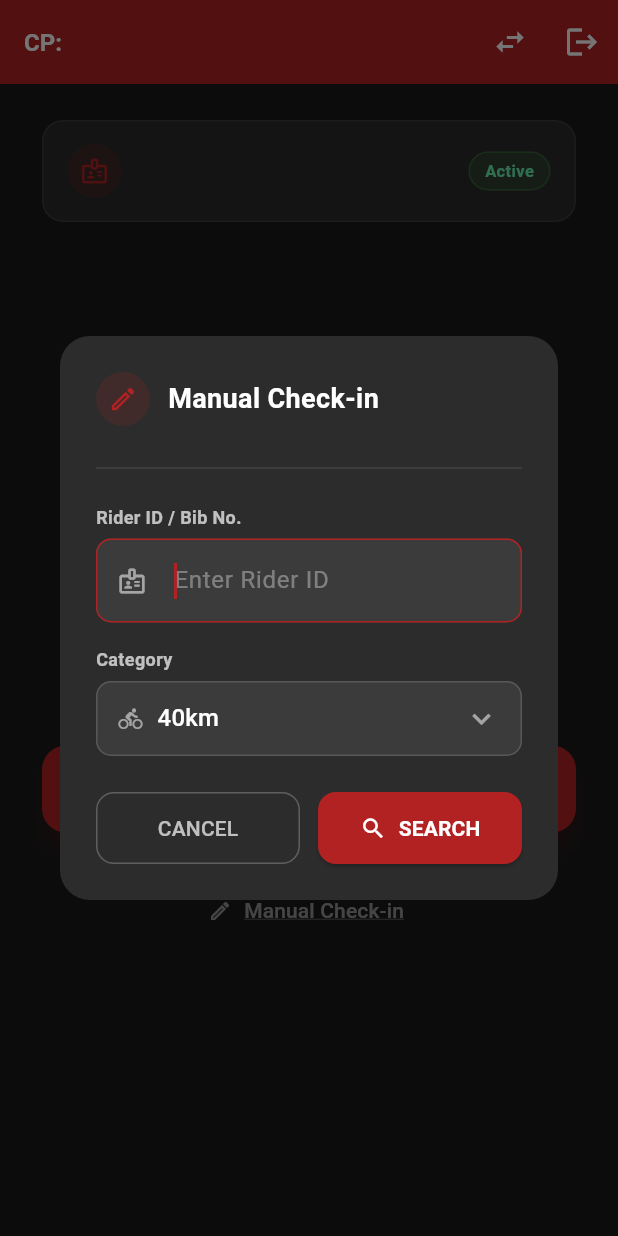
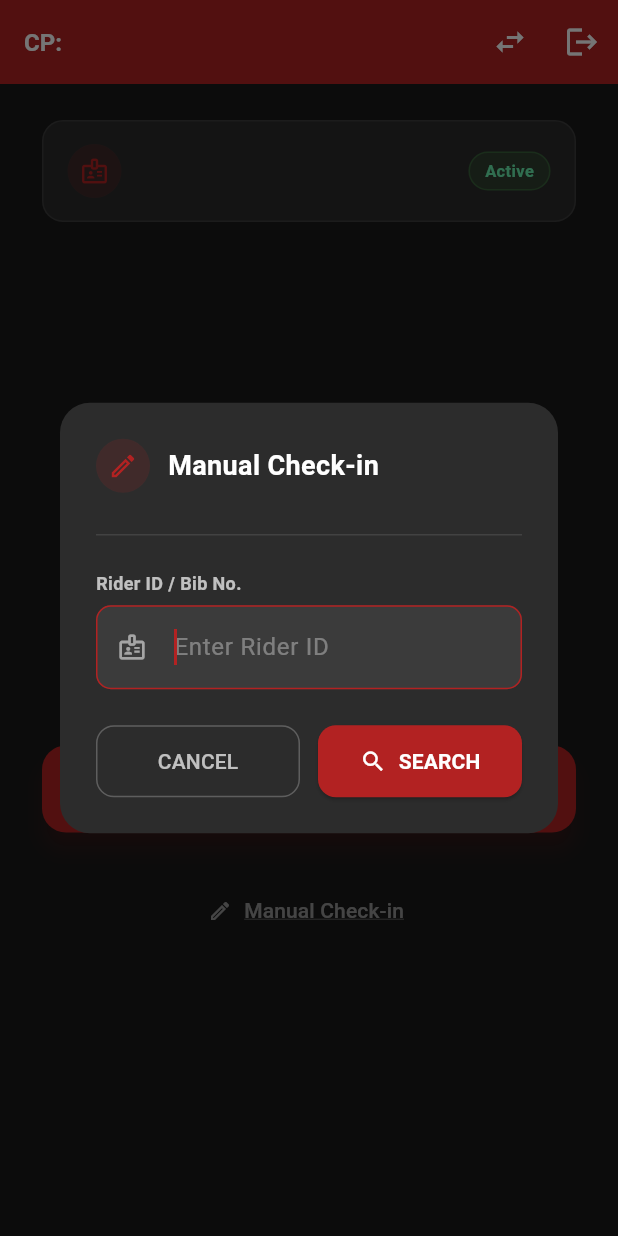
Before and after one commit to albinemmanuel26/RideTracker, a Flutter app: the ScannerScreen screen opened directly, after a tap on "Manual Check-in", on a phone screen of 412 x 824 dp. Run offline on Flutter 3.47's test engine with Material 3 defaults, Android fonts, the phone set to English and light mode, and no system bars; our stand-ins replace shared_preferences; missing offline and left inert: mobile_scanner; accounts and stored records are empty.

Commit message:
Category selection in manual entry removed

```diff
--- a/lib/screens/scanner_screen.dart
+++ b/lib/screens/scanner_screen.dart
@@ -55,21 +55,19 @@ class _ScannerScreenState extends State<ScannerScreen> {
   Future<void> _onManualCheckIn() async {
     if (_isProcessing) return;
 
-    // Capture result as a record {riderId, category}
-    final result = await showDialog<({String riderId, String category})>(
+    final result = await showDialog<String>(
       context: context,
       builder: (ctx) => _ManualCheckInDialog(),
     );
 
     if (!mounted || result == null) return;
-    await _processManualEntry(riderId: result.riderId, selectedCategory: result.category);
+    await _processManualEntry(riderId: result);
   }
 
   // ── Manual Entry Processing ────────────────────────────────────────────────
 
   Future<void> _processManualEntry({
     required String riderId,
-    required String selectedCategory,
   }) async {
     if (_isProcessing) return;
     setState(() => _isProcessing = true);
@@ -87,14 +85,16 @@ class _ScannerScreenState extends State<ScannerScreen> {
 
     String? verifyError;
     String? verifiedName;
-    String verifiedCategory = selectedCategory;
+    String verifiedCategory = '';
     try {
       final data = await ApiService.verifyRider(
         riderId: riderId,
-        category: selectedCategory,
       );
       verifiedName = data['rider_name']?.toString();
-      verifiedCategory = data['category']?.toString() ?? selectedCategory;
+      verifiedCategory = data['category']?.toString().trim() ?? '';
+      if (verifiedCategory.isEmpty) {
+        throw ApiException('Rider category missing. Please contact an organizer.');
+      }
     } on ApiException catch (e) {
       verifyError = e.message;
     } catch (e) {
@@ -135,33 +135,36 @@ class _ScannerScreenState extends State<ScannerScreen> {
     if (_isProcessing) return;
     setState(() => _isProcessing = true);
 
-    // Parse QR – supports JSON {"rider_id":"...","name":"...","category":"..."}
-    // or a plain rider_id string.
-    String riderId;
-    String? qrName;
-    String qrCategory;
+    // Read only the rider ID, from a JSON object or a plain ID string.
+    String riderId = rawValue.trim();
     try {
-      final Map<String, dynamic> qrData =
-          jsonDecode(rawValue) as Map<String, dynamic>;
-      riderId = qrData['rider_id']?.toString() ?? rawValue.trim();
-      qrName = qrData['name']?.toString();
-      // Fall back to the volunteer's current checkpoint category
-      qrCategory = qrData['category']?.toString() ??
-          LocalStorageService.checkpointCategory;
-    } catch (_) {
-      riderId = rawValue.trim();
-      qrCategory = LocalStorageService.checkpointCategory;
+      final dynamic qrData = jsonDecode(rawValue);
+      if (qrData is Map<String, dynamic>) {
+        riderId = qrData['rider_id']?.toString().trim() ?? '';
+      } else if (qrData is String) {
+        riderId = qrData.trim();
+      }
+    } on FormatException {
+      // Plain rider IDs do not need JSON decoding.
+    }
+
+    if (riderId.isEmpty) {
+      setState(() => _isProcessing = false);
+      ScaffoldMessenger.of(context).showSnackBar(const SnackBar(
+        content: Text('QR code must contain a Rider ID.'),
+        backgroundColor: AppConstants.primaryColor,
+      ));
+      return;
     }
 
     // Step 1 — Show QR preview with SEARCH / CANCEL.
     if (!mounted) return;
     final doSearch = await _showQRPreviewDialog(
       riderId: riderId,
-      qrName: qrName,
-      category: qrCategory,
     );
 
-    if (!mounted || doSearch != true) {
+    if (!mounted) return;
+    if (doSearch != true) {
       setState(() => _isProcessing = false);
       return;
     }
@@ -177,14 +180,16 @@ class _ScannerScreenState extends State<ScannerScreen> {
 
     String? verifyError;
     String? verifiedName;
-    String verifiedCategory = qrCategory;
+    String verifiedCategory = '';
     try {
       final data = await ApiService.verifyRider(
         riderId: riderId,
-        category: qrCategory,
       );
       verifiedName = data['rider_name']?.toString();
-      verifiedCategory = data['category']?.toString() ?? qrCategory;
+      verifiedCategory = data['category']?.toString().trim() ?? '';
+      if (verifiedCategory.isEmpty) {
+        throw ApiException('Rider category missing. Please contact an organizer.');
+      }
     } on ApiException catch (e) {
       verifyError = e.message;
     } catch (e) {
@@ -223,8 +228,6 @@ class _ScannerScreenState extends State<ScannerScreen> {
 
   Future<bool?> _showQRPreviewDialog({
     required String riderId,
-    required String? qrName,
-    required String category,
   }) {
     if (!mounted) return Future.value(null);
 
@@ -263,43 +266,13 @@ class _ScannerScreenState extends State<ScannerScreen> {
               ),
               const SizedBox(height: 14),
               Text(
-                qrName ?? riderId,
+                riderId,
                 style: const TextStyle(
                   color: Colors.white,
                   fontSize: 26,
                   fontWeight: FontWeight.w800,
                 ),
                 textAlign: TextAlign.center,
-              ),
-              if (qrName != null) ...[
-                const SizedBox(height: 4),
-                Text(
-                  'ID: $riderId',
-                  style: TextStyle(
-                    color: Colors.white.withValues(alpha: 0.38),
-                    fontSize: 12,
-                  ),
-                ),
-              ],
-              const SizedBox(height: 10),
-              Container(
-                padding:
-                    const EdgeInsets.symmetric(horizontal: 16, vertical: 6),
-                decoration: BoxDecoration(
-                  color: AppConstants.secondaryColor.withValues(alpha: 0.15),
-                  borderRadius: BorderRadius.circular(20),
-                  border: Border.all(
-                    color: AppConstants.secondaryColor.withValues(alpha: 0.4),
-                  ),
-                ),
-                child: Text(
-                  category,
-                  style: const TextStyle(
-                    color: AppConstants.secondaryColor,
-                    fontWeight: FontWeight.w700,
-                    fontSize: 14,
-                  ),
-                ),
               ),
               const SizedBox(height: 20),
               Row(
@@ -1074,10 +1047,7 @@ class _ManualCheckInDialog extends StatefulWidget {
 
 class _ManualCheckInDialogState extends State<_ManualCheckInDialog> {
   final _riderIdController = TextEditingController();
-  String _selectedCategory = '40km';
   String? _validationError;
-
-  static const List<String> _categories = ['40km', '100km'];
 
   @override
   void dispose() {
@@ -1121,7 +1091,7 @@ class _ManualCheckInDialogState extends State<_ManualCheckInDialog> {
       setState(() => _validationError = 'Please enter a Rider ID.');
       return;
     }
-    Navigator.of(context).pop((riderId: riderId, category: _selectedCategory));
+    Navigator.of(context).pop(riderId);
   }
 
   @override
@@ -1196,62 +1166,6 @@ class _ManualCheckInDialogState extends State<_ManualCheckInDialog> {
               ),
             ],
 
-            const SizedBox(height: 16),
-
-            // Category dropdown
-            const Text(
-              'Category',
-              style: TextStyle(
-                  color: Colors.white70,
-                  fontSize: 12,
-                  fontWeight: FontWeight.w600),
-            ),
-            const SizedBox(height: 6),
-            Listener(
-              onPointerDown: (_) =>
-                  FocusManager.instance.primaryFocus?.unfocus(),
-              child: Container(
-              padding: const EdgeInsets.symmetric(horizontal: 14),
-              decoration: BoxDecoration(
-                color: Colors.white.withValues(alpha: 0.07),
-                borderRadius: BorderRadius.circular(10),
-                border: Border.all(
-                    color: Colors.white.withValues(alpha: 0.15)),
-              ),
-              child: DropdownButtonHideUnderline(
-                child: DropdownButton<String>(
-                  value: _selectedCategory,
-                  isExpanded: true,
-                  dropdownColor: const Color(0xFF3A3A3A),
-                  icon: const Icon(Icons.keyboard_arrow_down,
-                      color: Colors.white54),
-                  items: _categories
-                      .map(
-                        (cat) => DropdownMenuItem(
-                          value: cat,
-                          child: Row(
-                            children: [
-                              const Icon(Icons.directions_bike,
-                                  color: Colors.white54, size: 16),
-                              const SizedBox(width: 10),
-                              Text(cat,
-                                  style: const TextStyle(
-                                      color: Colors.white)),
-                            ],
-                          ),
-                        ),
-                      )
-                      .toList(),
-                  onChanged: (val) {
-                    if (val != null) {
-                      setState(() => _selectedCategory = val);
-                    }
-                  },
-                ),
-              ),
-            ),
-            ),
-
             const SizedBox(height: 24),
 
             // Buttons
--- a/lib/services/api_service.dart
+++ b/lib/services/api_service.dart
@@ -215,17 +215,15 @@ class ApiService {
   }
 
   // ── verifyRider ────────────────────────────────────────────────────────────
-  /// Verifies a rider exists and belongs to the given category.
-  /// Returns a map `{rider_name, category}` on success.
-  /// Throws [ApiException] if the rider is not found or category mismatches.
+  /// Verifies a rider by ID and retrieves their category.
+  /// Returns a map `{rider_id, rider_name, category}` on success.
+  /// Throws [ApiException] if rider verification fails.
   static Future<Map<String, dynamic>> verifyRider({
     required String riderId,
-    required String category,
   }) async {
     final data = await _post({
       'action': 'verifyRider',
       'rider_id': riderId,
-      'category': category,
     });
 
     if (data['status'] == 'success') {
```
Also changed, not shown: 2 other files.
